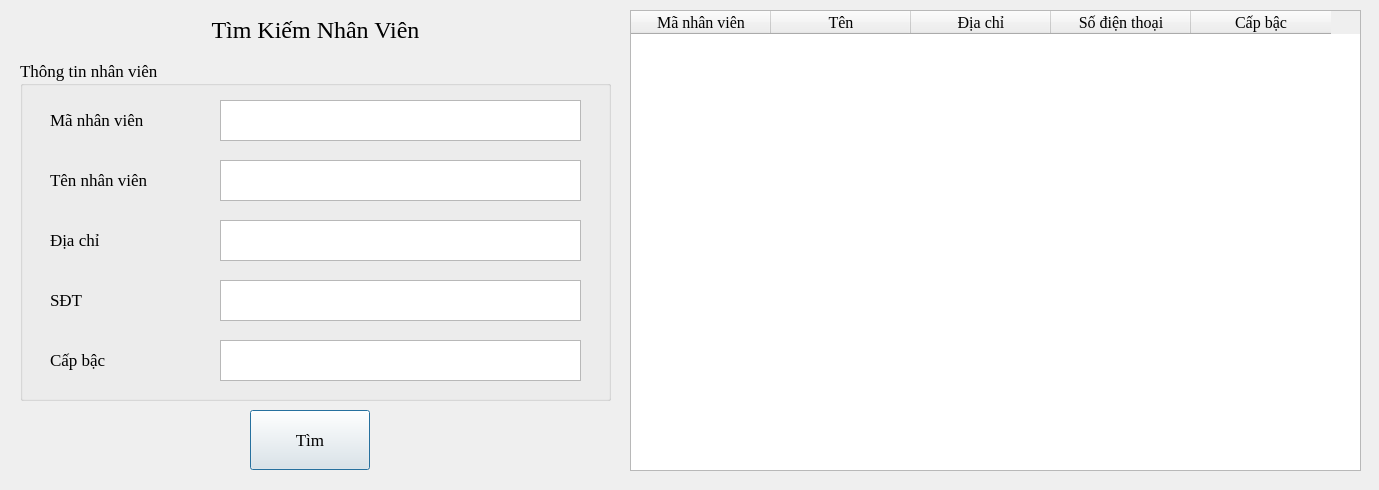
This is UI/TimKiemNhanVien.ui in hoanghlt/quanlynganhang as Qt 5 draws it before an edit. The edited form follows.
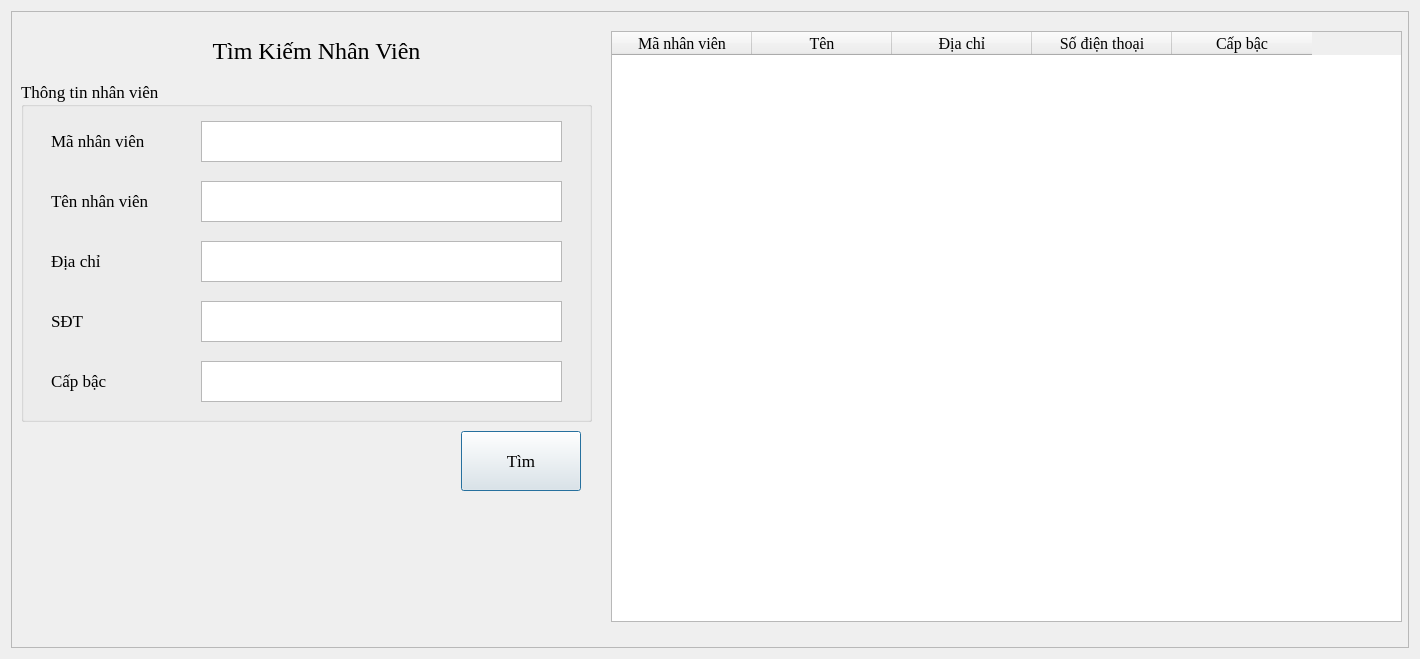
This is the edited form.

```diff
--- a/UI/TimKiemNhanVien.ui
+++ b/UI/TimKiemNhanVien.ui
@@ -6,8 +6,8 @@
    <rect>
     <x>0</x>
     <y>0</y>
-    <width>1379</width>
-    <height>490</height>
+    <width>1420</width>
+    <height>659</height>
    </rect>
   </property>
   <property name="font">
@@ -19,54 +19,22 @@
   <property name="windowTitle">
    <string>Tìm Kiếm Nhân Viên</string>
   </property>
-  <widget class="QPushButton" name="pushButton">
-   <property name="geometry">
-    <rect>
-     <x>250</x>
-     <y>410</y>
-     <width>120</width>
-     <height>60</height>
-    </rect>
-   </property>
-   <property name="font">
-    <font>
-     <family>Times New Roman</family>
-     <pointsize>13</pointsize>
-    </font>
-   </property>
-   <property name="text">
-    <string>Tìm</string>
-   </property>
-  </widget>
-  <widget class="QLabel" name="label_5">
-   <property name="geometry">
-    <rect>
-     <x>0</x>
-     <y>10</y>
-     <width>631</width>
-     <height>40</height>
-    </rect>
-   </property>
-   <property name="font">
-    <font>
-     <family>Times New Roman</family>
-     <pointsize>18</pointsize>
-    </font>
-   </property>
-   <property name="text">
-    <string>Tìm Kiếm Nhân Viên</string>
-   </property>
-   <property name="alignment">
-    <set>Qt::AlignCenter</set>
-   </property>
-  </widget>
+  <layout class="QGridLayout" name="gridLayout">
+   <item row="0" column="0">
+    <widget class="QFrame" name="frame">
+     <property name="frameShape">
+      <enum>QFrame::StyledPanel</enum>
+     </property>
+     <property name="frameShadow">
+      <enum>QFrame::Raised</enum>
+     </property>
   <widget class="QTableWidget" name="tableWidget">
    <property name="geometry">
     <rect>
-     <x>630</x>
-     <y>10</y>
-     <width>731</width>
-     <height>461</height>
+        <x>600</x>
+        <y>20</y>
+        <width>791</width>
+        <height>591</height>
     </rect>
    </property>
    <property name="minimumSize">
@@ -156,9 +124,9 @@
   <widget class="QGroupBox" name="groupBox">
    <property name="geometry">
     <rect>
-     <x>20</x>
-     <y>60</y>
-     <width>591</width>
+        <x>10</x>
+        <y>70</y>
+        <width>571</width>
      <height>341</height>
     </rect>
    </property>
@@ -199,7 +167,7 @@
    <widget class="QTextEdit" name="textEdit_2">
     <property name="geometry">
      <rect>
-      <x>200</x>
+         <x>180</x>
       <y>100</y>
       <width>361</width>
       <height>41</height>
@@ -246,7 +214,7 @@
    <widget class="QTextEdit" name="textEdit_4">
     <property name="geometry">
      <rect>
-      <x>200</x>
+         <x>180</x>
       <y>220</y>
       <width>361</width>
       <height>41</height>
@@ -293,7 +261,7 @@
    <widget class="QTextEdit" name="textEdit_5">
     <property name="geometry">
      <rect>
-      <x>200</x>
+         <x>180</x>
       <y>280</y>
       <width>361</width>
       <height>41</height>
@@ -340,7 +308,7 @@
    <widget class="QTextEdit" name="textEdit_3">
     <property name="geometry">
      <rect>
-      <x>200</x>
+         <x>180</x>
       <y>160</y>
       <width>361</width>
       <height>41</height>
@@ -362,7 +330,7 @@
    <widget class="QTextEdit" name="textEdit">
     <property name="geometry">
      <rect>
-      <x>200</x>
+         <x>180</x>
       <y>40</y>
       <width>361</width>
       <height>41</height>
@@ -407,6 +375,50 @@
     </property>
    </widget>
   </widget>
+     <widget class="QPushButton" name="pushButton">
+      <property name="geometry">
+       <rect>
+        <x>450</x>
+        <y>420</y>
+        <width>120</width>
+        <height>60</height>
+       </rect>
+      </property>
+      <property name="font">
+       <font>
+        <family>Times New Roman</family>
+        <pointsize>13</pointsize>
+       </font>
+      </property>
+      <property name="text">
+       <string>Tìm</string>
+      </property>
+     </widget>
+     <widget class="QLabel" name="label_5">
+      <property name="geometry">
+       <rect>
+        <x>-10</x>
+        <y>20</y>
+        <width>631</width>
+        <height>40</height>
+       </rect>
+      </property>
+      <property name="font">
+       <font>
+        <family>Times New Roman</family>
+        <pointsize>18</pointsize>
+       </font>
+      </property>
+      <property name="text">
+       <string>Tìm Kiếm Nhân Viên</string>
+      </property>
+      <property name="alignment">
+       <set>Qt::AlignCenter</set>
+      </property>
+     </widget>
+    </widget>
+   </item>
+  </layout>
  </widget>
  <resources/>
  <connections/>
```
Lines whose indentation alone changed are shown as unchanged.
